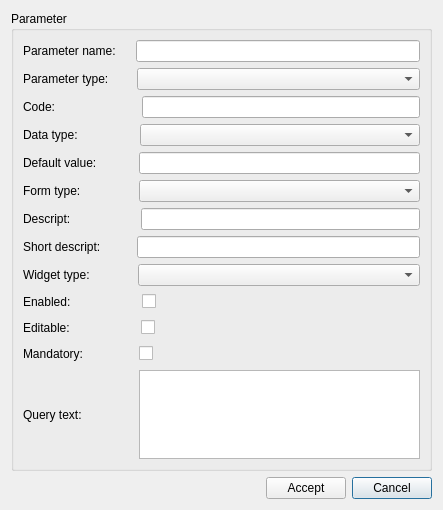
Before: the Qt Designer form core/ui/admin/admin_visitparam.ui in Giswater/giswater_qgis_plugin, drawn with Qt 5.
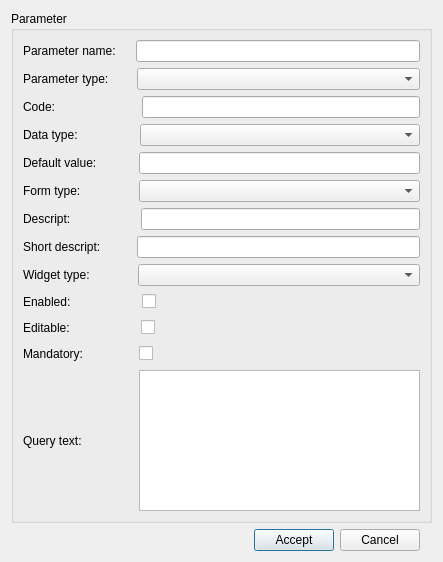
After: the same form once the commit is applied.

Commit message: feat(.ui files): add lyt_buttons in missing files

Diff of the .ui file:
```diff
--- a/core/ui/admin/admin_visitparam.ui
+++ b/core/ui/admin/admin_visitparam.ui
@@ -7,40 +7,13 @@
     <x>0</x>
     <y>0</y>
     <width>443</width>
-    <height>510</height>
+    <height>562</height>
    </rect>
   </property>
   <property name="windowTitle">
    <string>Manage visit parameter</string>
   </property>
   <layout class="QGridLayout" name="gridLayout">
-   <item row="2" column="0">
-    <spacer name="horizontalSpacer">
-     <property name="orientation">
-      <enum>Qt::Horizontal</enum>
-     </property>
-     <property name="sizeHint" stdset="0">
-      <size>
-       <width>40</width>
-       <height>20</height>
-      </size>
-     </property>
-    </spacer>
-   </item>
-   <item row="2" column="2">
-    <widget class="QPushButton" name="btn_cancel">
-     <property name="text">
-      <string>Cancel</string>
-     </property>
-    </widget>
-   </item>
-   <item row="2" column="1">
-    <widget class="QPushButton" name="btn_ok">
-     <property name="text">
-      <string>Accept</string>
-     </property>
-    </widget>
-   </item>
    <item row="0" column="0" colspan="3">
     <widget class="QGroupBox" name="grb_params">
      <property name="title">
@@ -498,6 +471,37 @@
      </layout>
     </widget>
    </item>
+   <item row="1" column="0">
+    <layout class="QGridLayout" name="lyt_buttons">
+     <item row="0" column="0">
+      <spacer name="horizontalSpacer">
+       <property name="orientation">
+        <enum>Qt::Horizontal</enum>
+       </property>
+       <property name="sizeHint" stdset="0">
+        <size>
+         <width>40</width>
+         <height>20</height>
+        </size>
+       </property>
+      </spacer>
+     </item>
+     <item row="0" column="1">
+      <widget class="QPushButton" name="btn_ok">
+       <property name="text">
+        <string>Accept</string>
+       </property>
+      </widget>
+     </item>
+     <item row="0" column="2">
+      <widget class="QPushButton" name="btn_cancel">
+       <property name="text">
+        <string>Cancel</string>
+       </property>
+      </widget>
+     </item>
+    </layout>
+   </item>
   </layout>
  </widget>
  <resources/>
```
The commit also changes 29 other files.
